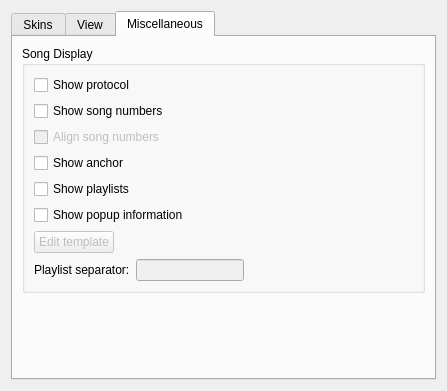
This is src/plugins/Ui/skinned/forms/skinnedsettings.ui in ksv1986/qmmp-staging as Qt 5 draws it before an edit. The edited form follows.
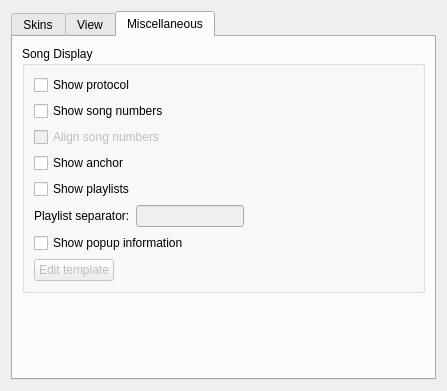
This is the edited form. The open tabs and pages were chosen to show the change.

Commit message: fixed settings dialog layout

```diff
--- a/src/plugins/Ui/skinned/forms/skinnedsettings.ui
+++ b/src/plugins/Ui/skinned/forms/skinnedsettings.ui
@@ -388,14 +388,14 @@
             </property>
            </widget>
           </item>
-          <item row="5" column="0">
+          <item row="6" column="0">
            <widget class="QCheckBox" name="popupCheckBox">
             <property name="text">
              <string>Show popup information</string>
             </property>
            </widget>
           </item>
-          <item row="6" column="0">
+          <item row="7" column="0">
            <layout class="QHBoxLayout" name="horizontalLayout_3">
             <item>
              <widget class="QPushButton" name="popupTemplateButton">
@@ -422,7 +422,7 @@
             </item>
            </layout>
           </item>
-          <item row="7" column="0">
+          <item row="5" column="0">
            <layout class="QHBoxLayout" name="horizontalLayout_2">
             <item>
              <widget class="QLabel" name="label_4">
```
